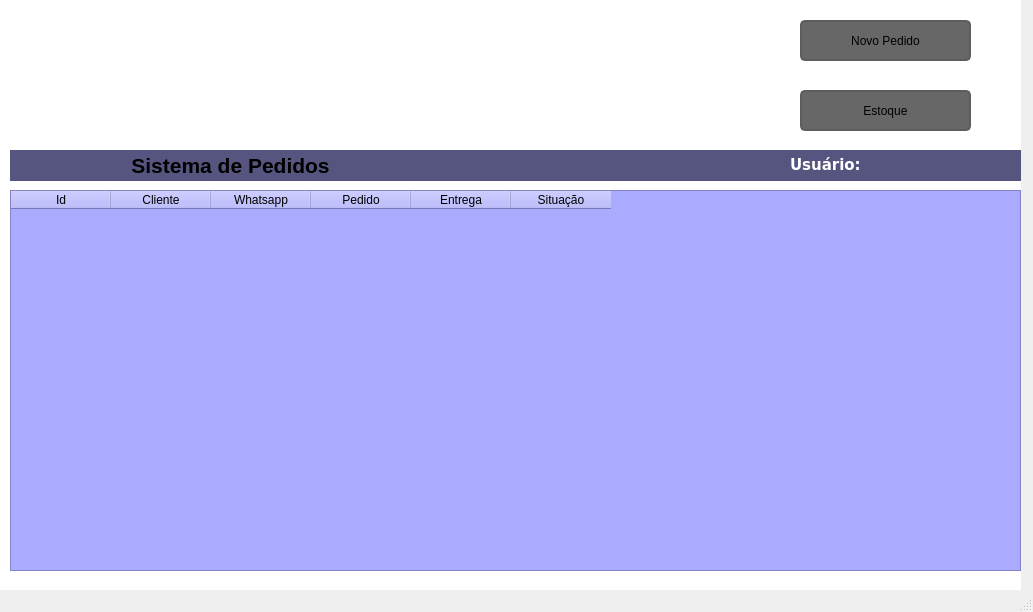
The window that pyQt/ProjetoFinal/guis/principal.ui (fabiolealsc/estudandoPython) describes before a commit, drawn with Qt 5.
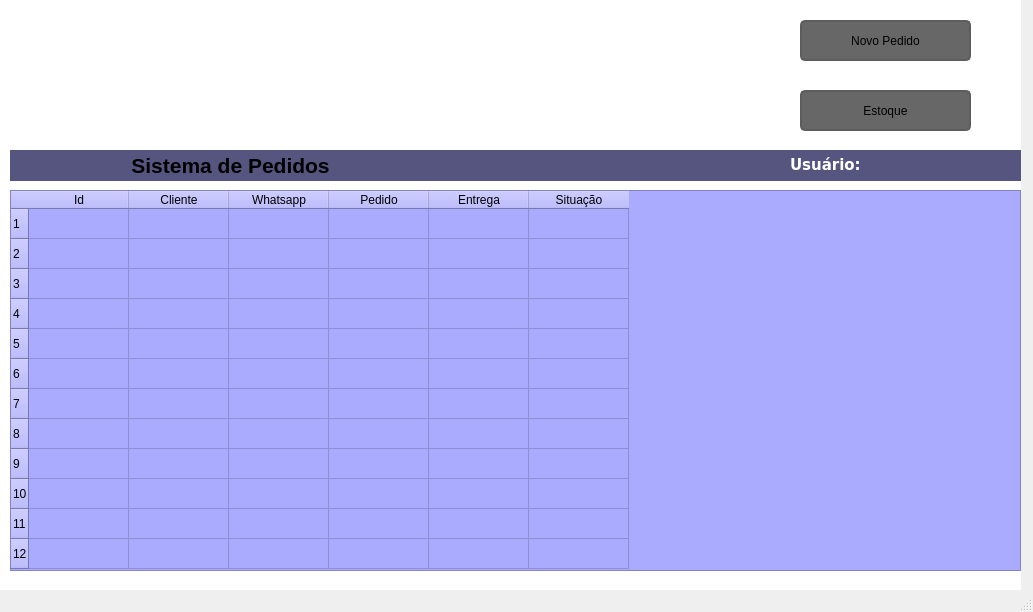
The same window after the commit. Icons and pictures are not drawn.

Patch:
```diff
--- a/pyQt/ProjetoFinal/guis/principal.ui
+++ b/pyQt/ProjetoFinal/guis/principal.ui
@@ -26,6 +26,21 @@
     <property name="styleSheet">
      <string notr="true">background-color: rgb(170, 170, 255);</string>
     </property>
+    <property name="rowCount">
+     <number>12</number>
+    </property>
+    <row/>
+    <row/>
+    <row/>
+    <row/>
+    <row/>
+    <row/>
+    <row/>
+    <row/>
+    <row/>
+    <row/>
+    <row/>
+    <row/>
     <column>
      <property name="text">
       <string>Id</string>
```
